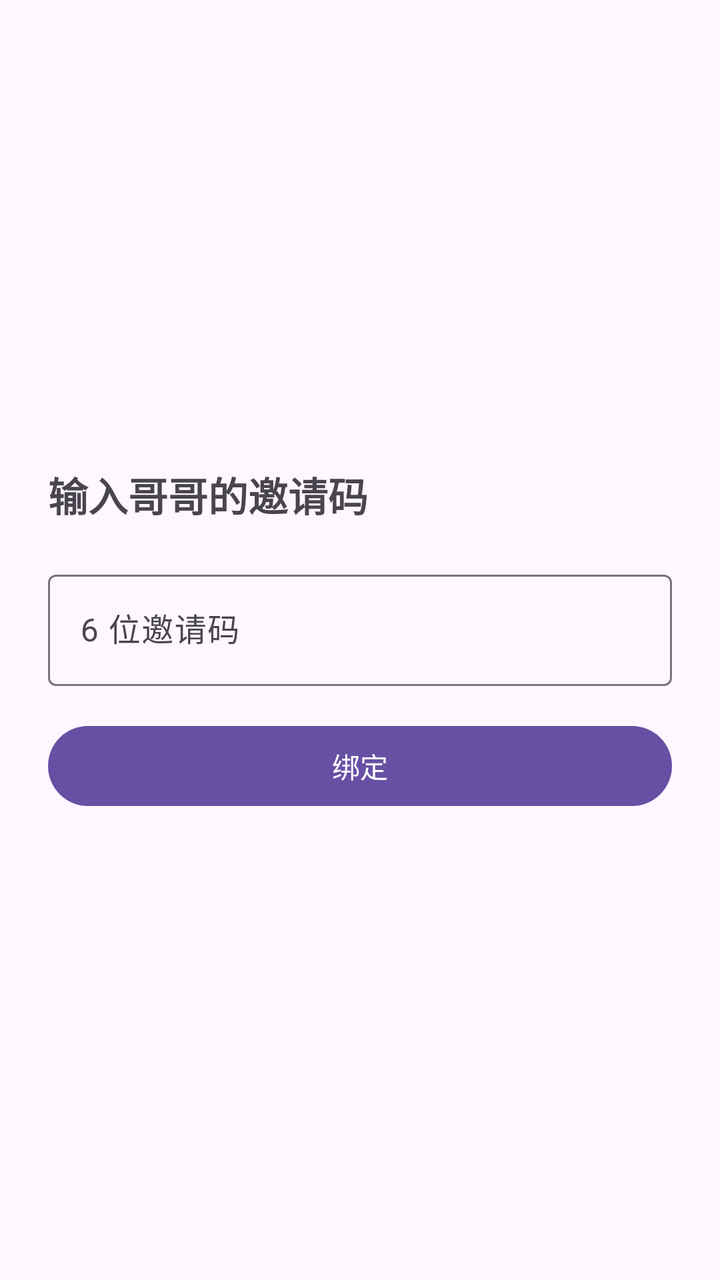
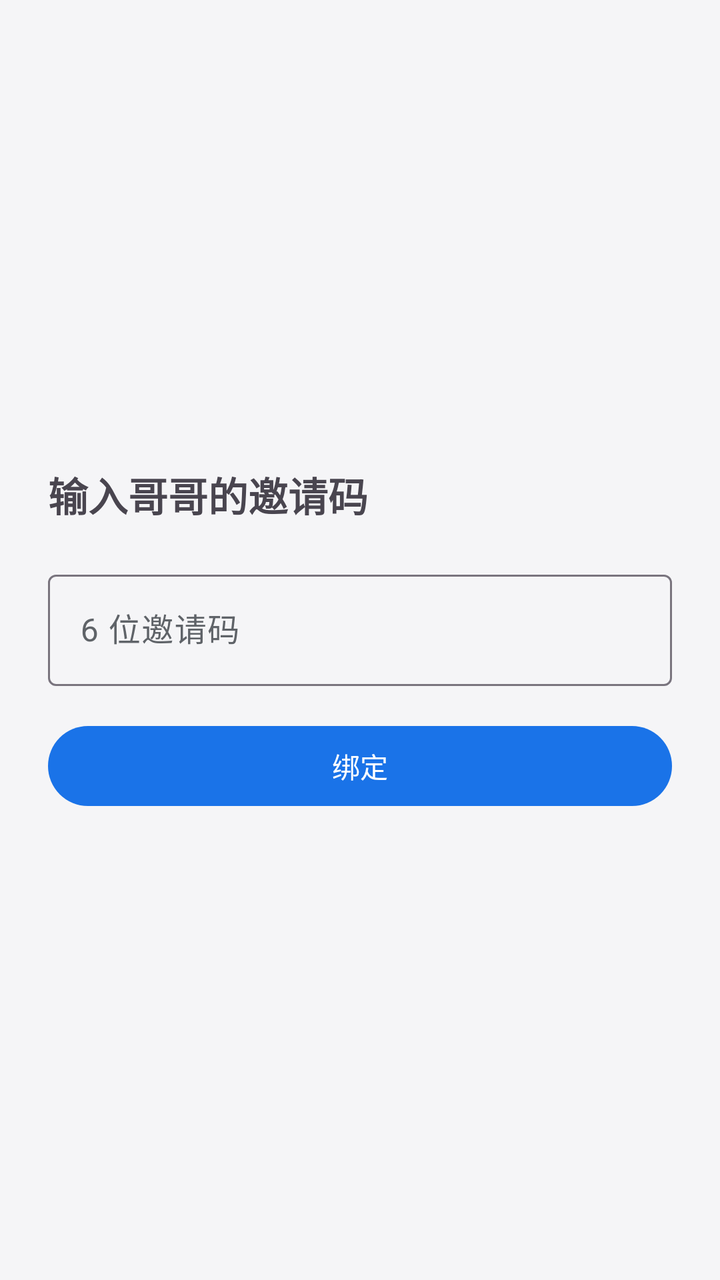

Screens rendered from an Android XML layout before and after an edit, with the pre-edit source and the edit as a unified diff.
<!-- AndroidManifest.xml: application theme Theme.PhoneGuard -->
<!-- res/layout/activity_main.xml -->
<?xml version="1.0" encoding="utf-8"?>
<LinearLayout xmlns:android="http://schemas.android.com/apk/res/android"
    android:layout_width="match_parent"
    android:layout_height="match_parent"
    android:gravity="center"
    android:orientation="vertical"
    android:padding="24dp">

    
    <LinearLayout
        android:id="@+id/groupUnbound"
        android:layout_width="match_parent"
        android:layout_height="wrap_content"
        android:orientation="vertical">

        <TextView
            android:layout_width="wrap_content"
            android:layout_height="wrap_content"
            android:text="@string/bind_title"
            android:textSize="20sp"
            android:textStyle="bold" />

        <com.google.android.material.textfield.TextInputLayout
            android:layout_width="match_parent"
            android:layout_height="wrap_content"
            android:layout_marginTop="20dp"
            android:hint="@string/invite_code">

            <com.google.android.material.textfield.TextInputEditText
                android:id="@+id/etInviteCode"
                android:layout_width="match_parent"
                android:layout_height="wrap_content"
                android:inputType="text"
                android:maxLength="6"
                android:maxLines="1" />
        </com.google.android.material.textfield.TextInputLayout>

        <com.google.android.material.button.MaterialButton
            android:id="@+id/btnBind"
            android:layout_width="match_parent"
            android:layout_height="wrap_content"
            android:layout_marginTop="16dp"
            android:text="@string/bind" />
    </LinearLayout>

    
    <LinearLayout
        android:id="@+id/groupBound"
        android:layout_width="match_parent"
        android:layout_height="wrap_content"
        android:gravity="center"
        android:orientation="vertical"
        android:visibility="gone">

        <TextView
            android:layout_width="wrap_content"
            android:layout_height="wrap_content"
            android:text="@string/bound_status"
            android:textSize="18sp"
            android:textStyle="bold" />

        <TextView
            android:layout_width="wrap_content"
            android:layout_height="wrap_content"
            android:layout_marginTop="8dp"
            android:text="@string/bound_placeholder"
            android:textSize="14sp"
            android:textColor="#888888" />

        <com.google.android.material.button.MaterialButton
            android:id="@+id/btnGuide"
            android:layout_width="wrap_content"
            android:layout_height="wrap_content"
            android:layout_marginTop="16dp"
            android:text="@string/guide_title" />
    </LinearLayout>
</LinearLayout>
<!-- resources referenced by this layout -->
<resources>
  <string name="bind">绑定</string>
  <string name="bind_title">输入哥哥的邀请码</string>
  <string name="bound_placeholder">防护功能开发中，请等待更新</string>
  <string name="bound_status">已绑定，守护生效中</string>
  <string name="guide_title">开启防护（共 6 步）</string>
  <string name="invite_code">6 位邀请码</string>
  <style name="Theme.PhoneGuard" parent="Theme.Material3.DayNight.NoActionBar" />
</resources>

<!-- the commit's change to res/layout/activity_main.xml (unified diff, before → after) -->
@@ -32,7 +32,9 @@
                 android:layout_height="wrap_content"
                 android:inputType="text"
                 android:maxLength="6"
-                android:maxLines="1" />
+                android:maxLines="1"
+                android:textColor="@color/text_primary"
+                android:textColorHint="@color/text_hint" />
         </com.google.android.material.textfield.TextInputLayout>
 
         <com.google.android.material.button.MaterialButton
@@ -65,7 +67,7 @@
             android:layout_marginTop="8dp"
             android:text="@string/bound_placeholder"
             android:textSize="14sp"
-            android:textColor="#888888" />
+            android:textColor="@color/text_secondary" />
 
         <com.google.android.material.button.MaterialButton
             android:id="@+id/btnGuide"
@@ -73,5 +75,22 @@
             android:layout_height="wrap_content"
             android:layout_marginTop="16dp"
             android:text="@string/guide_title" />
+
+        <TextView
+            android:id="@+id/tvUpdateStatus"
+            android:layout_width="wrap_content"
+            android:layout_height="wrap_content"
+            android:layout_marginTop="16dp"
+            android:text="@string/update_status_idle"
+            android:textColor="@color/text_secondary"
+            android:textSize="14sp" />
+
+        <com.google.android.material.button.MaterialButton
+            android:id="@+id/btnCheckUpdate"
+            style="@style/Widget.MaterialComponents.Button.OutlinedButton"
+            android:layout_width="wrap_content"
+            android:layout_height="wrap_content"
+            android:layout_marginTop="8dp"
+            android:text="@string/check_update" />
     </LinearLayout>
 </LinearLayout>
<!-- resource entries referenced after the edit -->
@@ -1,11 +1,31 @@
 <!-- resources referenced by this layout -->
 <resources>
+  <color name="text_hint">#6F7378</color>
+  <color name="text_primary">#1D1B20</color>
+  <color name="text_secondary">#5F6368</color>
   <string name="bind">绑定</string>
   <string name="bind_title">输入哥哥的邀请码</string>
-  <string name="bound_placeholder">防护功能开发中，请等待更新</string>
+  <string name="bound_placeholder">防护服务正在运行</string>
   <string name="bound_status">已绑定，守护生效中</string>
-  <string name="guide_title">开启防护（共 6 步）</string>
+  <string name="check_update">检查更新</string>
+  <string name="guide_title">开启防护（共 7 步）</string>
   <string name="invite_code">6 位邀请码</string>
-  <style name="Theme.PhoneGuard" parent="Theme.Material3.DayNight.NoActionBar" />
+  <string name="update_status_idle">当前版本 %1$s</string>
+  <style name="Theme.PhoneGuard" parent="Theme.Material3.DayNight.NoActionBar">
+          <item name="colorPrimary">@color/primary</item>
+          <item name="colorOnPrimary">@color/on_primary</item>
+          <item name="colorSurface">@color/app_surface</item>
+          <item name="colorOnSurface">@color/text_primary</item>
+          <item name="colorOnSurfaceVariant">@color/text_secondary</item>
+          <item name="android:colorAccent">@color/primary</item>
+          <item name="android:windowBackground">@color/app_background</item>
+          <item name="android:navigationBarColor">@color/app_surface</item>
+          <item name="android:statusBarColor">@color/app_background</item>
+          <item name="android:windowLightStatusBar">true</item>
+      </style>
+  <color name="primary">#1A73E8</color>
+  <color name="on_primary">#FFFFFF</color>
+  <color name="app_surface">#FFFFFF</color>
+  <color name="app_background">#F5F5F7</color>
 </resources>
 
